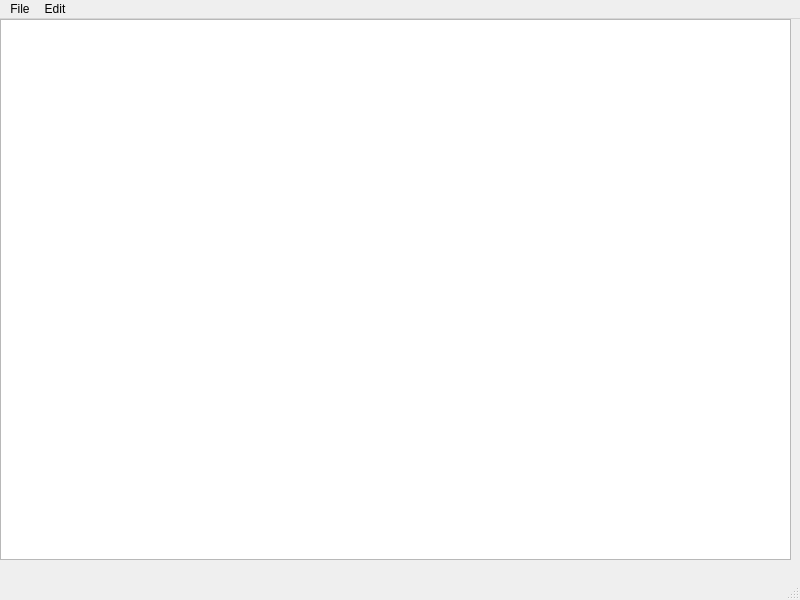
The window that QTextEdit/mainwindow.ui (z-shaffer/C-CPP-Practice) describes before a commit, drawn with Qt 5.
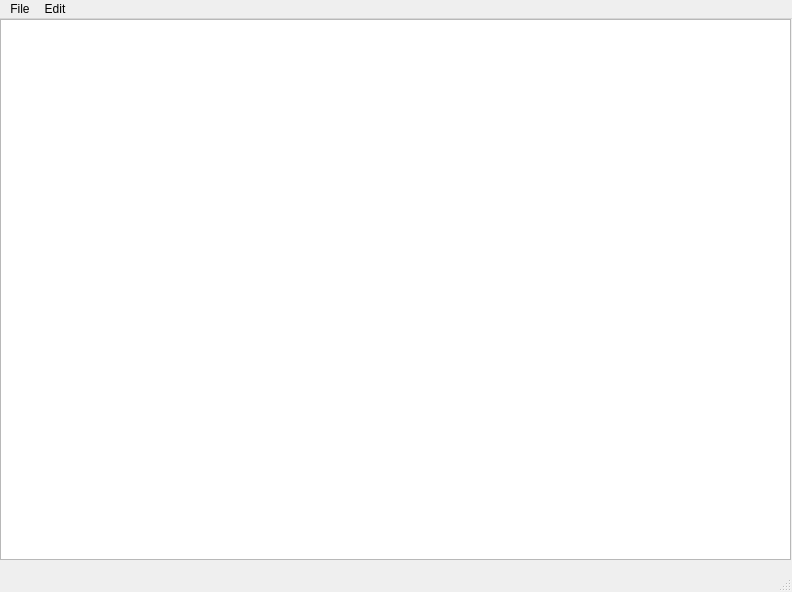
The same window after the commit.

Commit message: Size adjustment

The edit to the form file:
```diff
--- a/QTextEdit/mainwindow.ui
+++ b/QTextEdit/mainwindow.ui
@@ -6,8 +6,8 @@
    <rect>
     <x>0</x>
     <y>0</y>
-    <width>800</width>
-    <height>600</height>
+    <width>792</width>
+    <height>592</height>
    </rect>
   </property>
   <property name="windowTitle">
@@ -35,7 +35,7 @@
     <rect>
      <x>0</x>
      <y>0</y>
-     <width>800</width>
+     <width>792</width>
      <height>24</height>
     </rect>
    </property>
```
